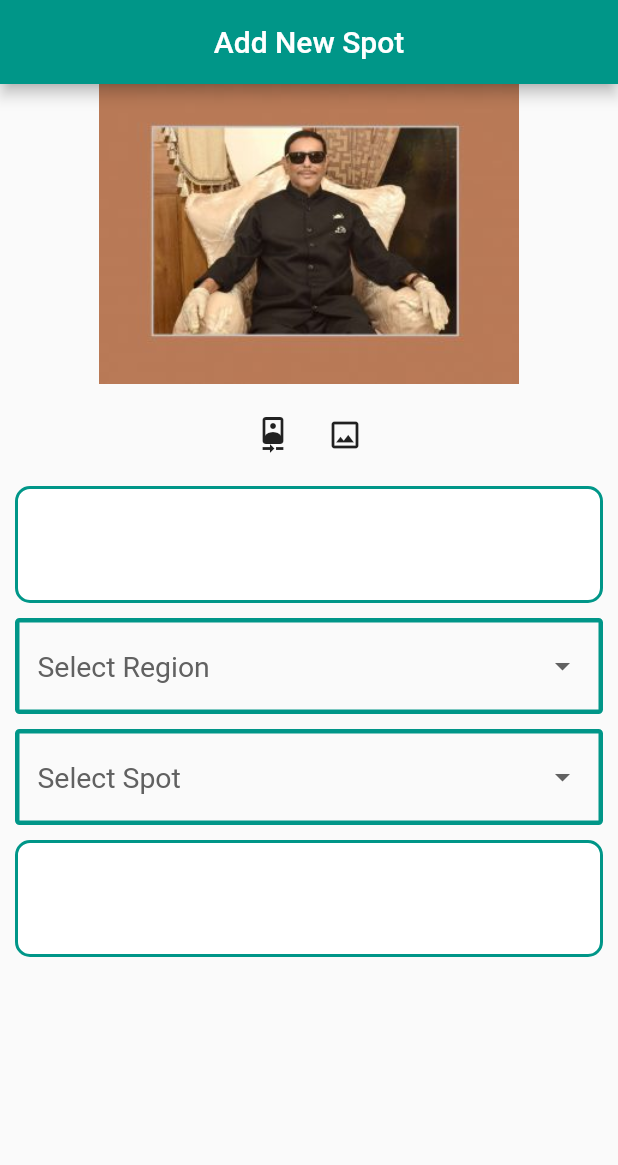
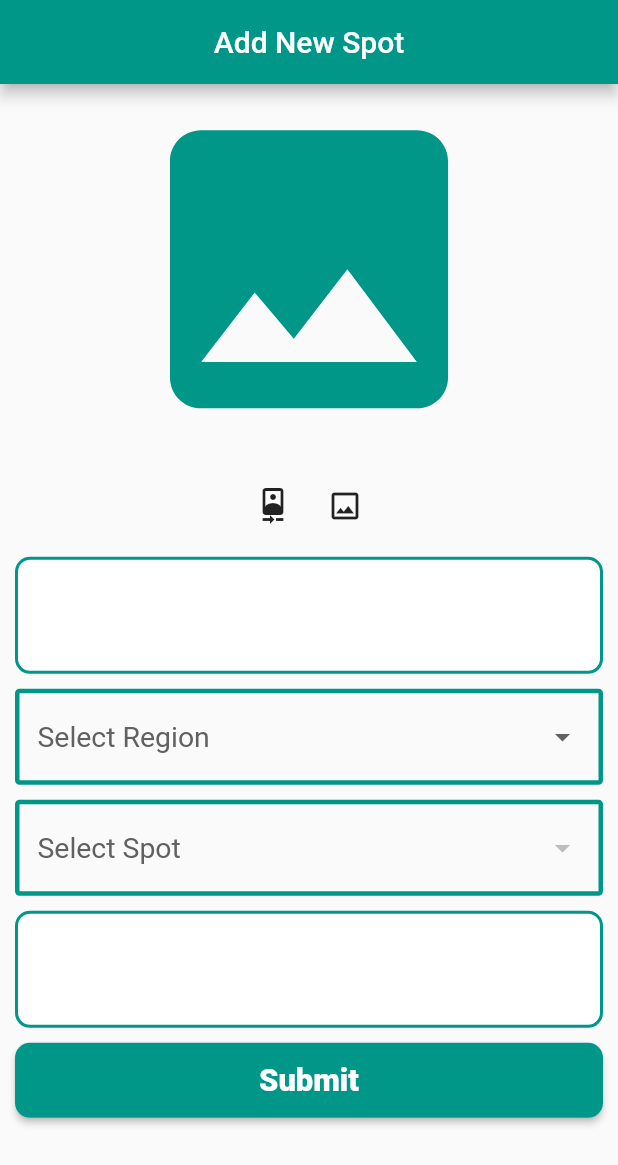
Before and after one commit to Obaydullah-Hasib/travel_guide, a Flutter app: the screen it shows after launch, on a phone screen of 412 x 824 dp. Shown: the top 1165 px of the screen. Run offline on Flutter 3.47's test engine with Material 2 defaults, Android fonts, the phone set to English and light mode, and no system bars; our stand-ins replace cloud_firestore, firebase_core, firebase_storage, flutter_lorem, font_awesome_flutter, image_picker; accounts and stored records are empty.

Commit message:
'day40_travelProvider'

```diff
--- a/lib/pages/add_travel_spot.dart
+++ b/lib/pages/add_travel_spot.dart
@@ -1,5 +1,9 @@
+import 'dart:io';
+
 import 'package:flutter/material.dart';
+import 'package:image_picker/image_picker.dart';
 import 'package:travel_guide/widgets/appBarDecoration.dart';
+import 'package:travel_guide/widgets/buttons.dart';
 import 'package:travel_guide/widgets/form_Decoration.dart';
 import 'package:travel_guide/widgets/static_variables.dart';
 class AddTravelSpot extends StatefulWidget {
@@ -12,6 +16,8 @@ class AddTravelSpot extends StatefulWidget {
 class _AddTravelSpotState extends State<AddTravelSpot> {
   String? selectTravelRegion;
   String? selectTravelSpot;
+  ImagePicker picker = ImagePicker();
+  File? _image;
   @override
   Widget build(BuildContext context) {
     return Scaffold(
@@ -26,14 +32,21 @@ class _AddTravelSpotState extends State<AddTravelSpot> {
       child: ListView(
         children: [
           ClipRRect(
-            child:Image.asset('assets/images/Obaidul-Quader.jpg',height: 200,width: 200,),
+              child: _image !=null ?Image.file(
+                _image!,
+                width: size.width,
+                height: size.height * 0.3,
+                fit: BoxFit.contain,
+              ):Icon(Icons.image,size: size.height * 0.3,color: Theme.of(context).primaryColor,)
+
+            // child:Image.asset('assets/images/Obaidul-Quader.jpg',height: 200,width: 200,),
           ),
           SizedBox(height: 10,),
           Row(
             mainAxisAlignment: MainAxisAlignment.center,
             children: [
-              IconButton(onPressed: (){}, icon: Icon(Icons.camera_front)),
-              IconButton(onPressed: (){}, icon: Icon(Icons.image_outlined)),
+              IconButton(onPressed: _getImageFromGallery, icon: Icon(Icons.camera_front)),
+              IconButton(onPressed: _getImageFromCamera, icon: Icon(Icons.image_outlined)),
             ],
           ),
           SizedBox(height: 10,),
@@ -81,6 +94,7 @@ class _AddTravelSpotState extends State<AddTravelSpot> {
                 {
                   setState(() {
                     selectTravelRegion = newValue as String?;
+                    selectTravelSpot = null;
                   });
                 },
             ),
@@ -108,7 +122,10 @@ class _AddTravelSpotState extends State<AddTravelSpot> {
                         fontSize: size.height*0.023
                     ),),
                   ),
-                  items: StaticVariables.TravelBD.map((selectTravelSpot){
+                  items:selectTravelRegion==null?null
+                        :
+                        selectTravelRegion== 'Travel Bangladesh'?
+                      StaticVariables.TravelBD.map((selectTravelSpot){
                     return DropdownMenuItem(child: Container(
                       width: size.width*.75,
                       child: Text(selectTravelSpot,style: TextStyle(
@@ -118,7 +135,20 @@ class _AddTravelSpotState extends State<AddTravelSpot> {
                     ),
                       value: selectTravelSpot,) ;
                   },
-                  ).toList(),
+                  ).toList()
+                            :
+                        selectTravelRegion== 'Travel World'?
+                        StaticVariables.TravelWorld.map((selectTravelSpot){
+                          return DropdownMenuItem(child: Container(
+                            width: size.width*.75,
+                            child: Text(selectTravelSpot,style: TextStyle(
+                              color: Colors.grey[900],
+                              fontSize: 16,
+                            ),),
+                          ),
+                            value: selectTravelSpot,) ;
+                        },
+                        ).toList():null,
                   dropdownColor: Colors.white,
                   onChanged: (newValue)
                   {
@@ -138,8 +168,37 @@ class _AddTravelSpotState extends State<AddTravelSpot> {
 
             ),
           ),
+          SizedBox(height: 10,),
+         InkWell(
+           onTap: (){},
+           child:  button(context,'Submit'),
+         )
         ],
       ),
     );
   }
+  Future<void> _getImageFromGallery()async{
+    final pickedFile = await picker.pickImage(source: ImageSource.gallery,maxWidth: 300,maxHeight: 300);
+    if(pickedFile!=null){
+      setState(() {
+        _image = File(pickedFile.path);
+      });
+    }else {
+      // showSnackBar(_scaffoldKey, 'No image selected', Colors.deepOrange);
+      Navigator.pop(context);
+    }
+  }
+  Future<void> _getImageFromCamera()async{
+    final pickedFile = await picker.pickImage(source: ImageSource.camera,maxWidth: 300,maxHeight: 300);
+    if(pickedFile!=null){
+      setState(() {
+        _image = File(pickedFile.path);
+      });
+    }else {
+      // showSnackBar(_scaffoldKey, 'No image selected', Colors.deepOrange);
+      Navigator.pop(context);
+    }
+  }
+
+
 }
--- a/lib/widgets/buttons.dart
+++ b/lib/widgets/buttons.dart
@@ -0,0 +1,25 @@
+import 'package:flutter/material.dart';
+Widget button(BuildContext context, String buttonName){
+  Size size = MediaQuery.of(context).size;
+  return Material(
+    elevation: 2,
+    borderRadius: BorderRadius.all(Radius.circular(10)),
+    child: Container(
+      alignment: Alignment.center,
+      height: 50,
+      decoration: BoxDecoration(
+        borderRadius: BorderRadius.all(Radius.circular(10)),
+        color: Theme.of(context).primaryColor,
+      ),
+      child: Text(
+        buttonName,
+        style: TextStyle(
+          color: Colors.white,
+          fontWeight: FontWeight.w800,
+          fontSize: size.width/20
+        ),
+      ),
+    ),
+  );
+
+}
--- a/lib/widgets/static_variables.dart
+++ b/lib/widgets/static_variables.dart
@@ -13,10 +13,71 @@ class StaticVariables{
     'Travel World'
   ];
   static const List TravelBD =[
+    'Comilla',
+    'Feni',
+    'Brahmanbaria',
+    'Rangamati',
+    'Noakhali',
+    'Chandpur',
+    'Lakshmipur',
+    'Chattogram',
+    'Coxsbazar',
+    'Khagrachhari',
+    'Bandarban',
+    'Sirajganj',
+    'Pabna',
+    'Bogura',
+    'Rajshahi',
+    'Natore',
+    'Joypurhat',
+    'Chapainawabganj',
+    'Naogaon',
+    'Jashore',
+    'Satkhira',
+
+    'Narail',
+    'Chuadanga',
+    'Kushtia',
+    'Magura',
+    'Khulna',
+    'Bagerhat',
+    'Jhenaidah',
+    'Jhalakathi',
+    'Patuakhali',
+    'Pirojpur',
+    'Barisal',
+    'Bhola',
+    'Barguna',
+    'Sylhet',
+    'Moulvibazar',
+    'Habiganj',
+    'Sunamganj',
+    'Narsingdi',
+    'Gazipur',
+    'Shariatpur',
+    'Narayanganj',
+    'Tangail',
+    'Kishoreganj',
+    'Manikganj',
     'Dhaka',
-    'Bogura',
-    'Chittagong',
-    'Sylhet'
+    'Munshiganj',
+    'Rajbari',
+    'Madaripur',
+    'Gopalganj',
+    'Faridpur',
+    'Panchagarh',
+    'Dinajpur',
+    'Lalmonirhat',
+    'Nilphamari',
+    'Gaibandha',
+    'Thakurgaon',
+    'Rangpur',
+    'Kurigram',
+    'Sherpur',
+    'Mymensingh',
+    'Jamalpur',
+    'Netrokona',
+
   ];
   static const List TravelWorld =[
     'Afghanistan',
--- a/pubspec.yaml
+++ b/pubspec.yaml
@@ -42,6 +42,7 @@ dependencies:
   image_picker: ^0.8.4+4
   firebase_storage: ^10.2.5
   provider: ^6.0.2
+  intl: ^0.17.0
 
 dev_dependencies:
   flutter_test:
```
Also changed, not shown: lib/provider/travelProvider.dart (added, +231 -0 lines), pubspec.lock.
